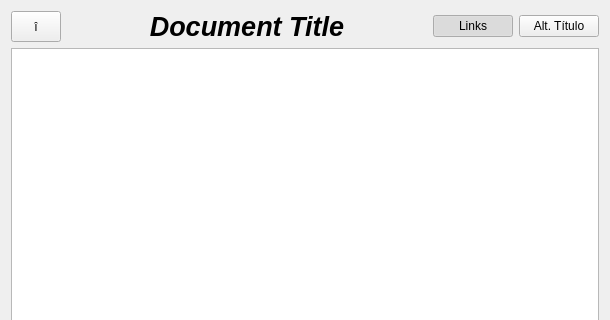
Before: the Qt Designer form views/UI/DocumentView.ui in fbarden/ProjectManager, drawn with Qt 5; both pictures show x 0 to 610 and y 0 to 320 of the 610 by 580 pixel window.
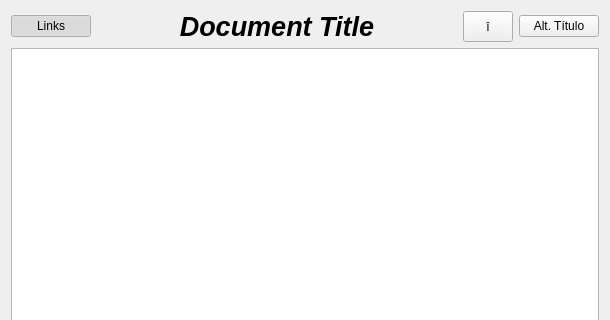
After: the same form once the commit is applied.

Commit message: Implement clause's saving. Also fix HTML insertion to the clause text in Document View.

```diff
--- a/views/UI/DocumentView.ui
+++ b/views/UI/DocumentView.ui
@@ -17,21 +17,21 @@
    <item>
     <layout class="QHBoxLayout" name="horizontalLayout">
      <item>
-      <widget class="QToolButton" name="upButton">
+      <widget class="QPushButton" name="showLinksButton">
        <property name="sizePolicy">
         <sizepolicy hsizetype="Fixed" vsizetype="Fixed">
          <horstretch>0</horstretch>
          <verstretch>0</verstretch>
         </sizepolicy>
        </property>
-       <property name="maximumSize">
-        <size>
-         <width>50</width>
-         <height>50</height>
-        </size>
-       </property>
        <property name="text">
-        <string>î</string>
+        <string>Links</string>
+       </property>
+       <property name="checkable">
+        <bool>true</bool>
+       </property>
+       <property name="checked">
+        <bool>true</bool>
        </property>
       </widget>
      </item>
@@ -54,21 +54,21 @@
       </widget>
      </item>
      <item>
-      <widget class="QPushButton" name="showLinksButton">
+      <widget class="QToolButton" name="upButton">
        <property name="sizePolicy">
         <sizepolicy hsizetype="Fixed" vsizetype="Fixed">
          <horstretch>0</horstretch>
          <verstretch>0</verstretch>
         </sizepolicy>
        </property>
+       <property name="maximumSize">
+        <size>
+         <width>50</width>
+         <height>50</height>
+        </size>
+       </property>
        <property name="text">
-        <string>Links</string>
-       </property>
-       <property name="checkable">
-        <bool>true</bool>
-       </property>
-       <property name="checked">
-        <bool>true</bool>
+        <string>î</string>
        </property>
       </widget>
      </item>
```
Left out of the diff: 2 changed lines with no effect on the pictures. The commit also changes 18 other files.
